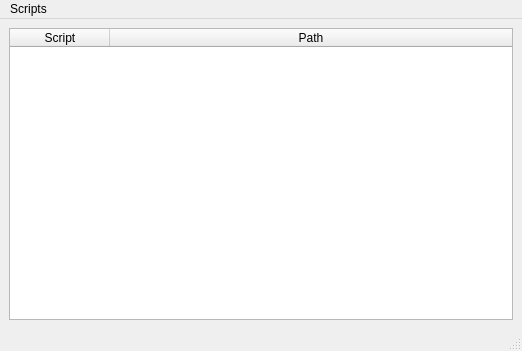
ctigaret/scipyen, file src/scipyen/gui/scriptmanagerwindow.ui: the form before one commit.
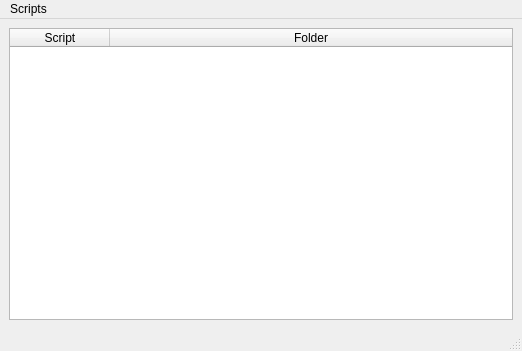
The form after the commit.

The edit to the form file:
```diff
--- a/src/scipyen/gui/scriptmanagerwindow.ui
+++ b/src/scipyen/gui/scriptmanagerwindow.ui
@@ -60,7 +60,7 @@
       </column>
       <column>
        <property name="text">
-        <string>Path</string>
+        <string>Folder</string>
        </property>
       </column>
      </widget>
```
Left out of the diff: 2 changed lines with no effect on the pictures.
